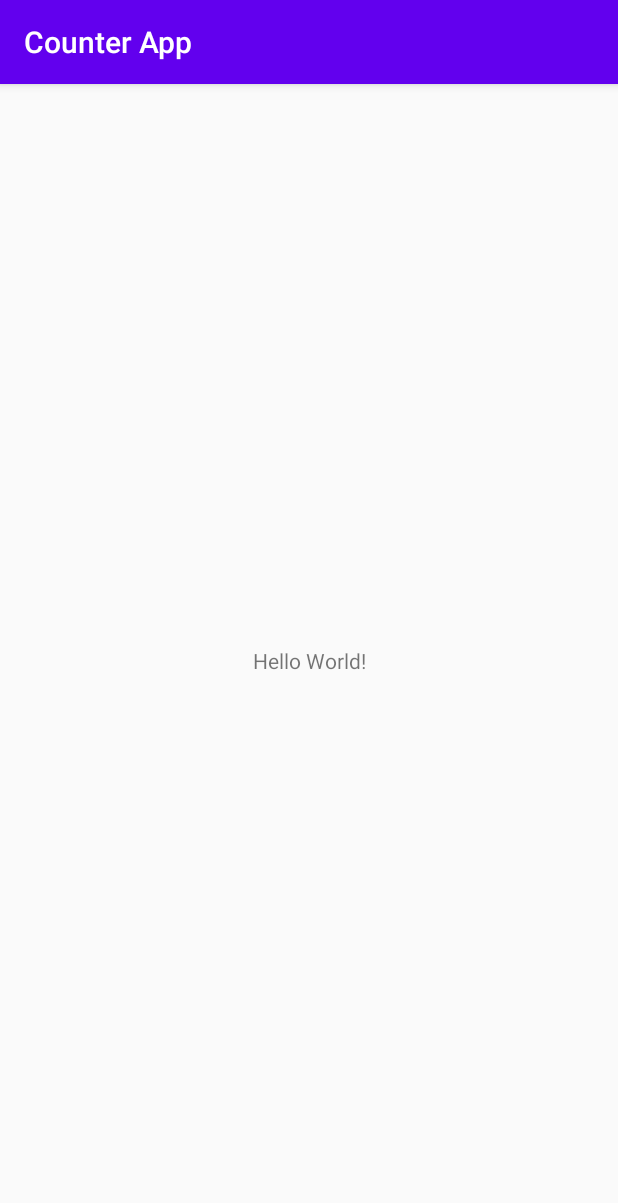
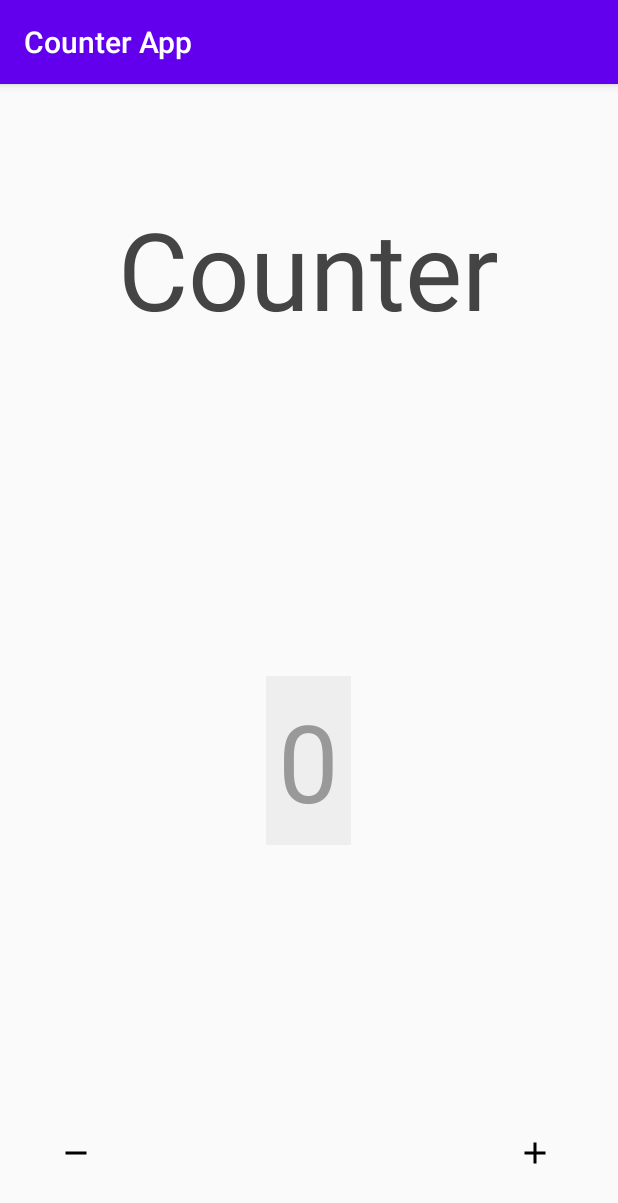
Before and after one commit to AALT-Framework/poor-accessibility-apps, an Android app: the screen it shows after launch (MainActivity), on a phone screen of 412 x 824 dp. Shown: the top 1203 px of the screen. Run offline under Robolectric (Android 15) with nearby library versions, the phone set to English and light mode, and no system bars; our stand-ins replace data binding.

Commit message:
Created Counter app

```diff
--- a/app/src/main/java/com/example/android/accessibility/counter/MainActivity.kt
+++ b/app/src/main/java/com/example/android/accessibility/counter/MainActivity.kt
@@ -2,11 +2,28 @@ package com.example.android.accessibility.counter
 
 import androidx.appcompat.app.AppCompatActivity
 import android.os.Bundle
+import androidx.databinding.DataBindingUtil
+import androidx.databinding.ObservableInt
+import com.example.android.accessibility.counter.databinding.ActivityMainBinding
 
 class MainActivity : AppCompatActivity() {
+    val count = ObservableInt(0)
 
     override fun onCreate(savedInstanceState: Bundle?) {
         super.onCreate(savedInstanceState)
-        setContentView(R.layout.activity_main)
+        val binding: ActivityMainBinding = DataBindingUtil.setContentView(
+            this,
+            R.layout.activity_main
+        )
+
+        binding.count = count
+
+        binding.addButton.setOnClickListener {
+            count.set(count.get() + 1)
+        }
+
+        binding.subtractButton.setOnClickListener {
+            count.set(count.get() - 1)
+        }
     }
 }
--- /dev/null
+++ b/app/src/main/res/drawable/ic_add.xml
@@ -0,0 +1,9 @@
+<vector xmlns:android="http://schemas.android.com/apk/res/android"
+    android:width="24dp"
+    android:height="24dp"
+    android:viewportWidth="24"
+    android:viewportHeight="24">
+    <path
+        android:fillColor="#FF000000"
+        android:pathData="M19,13h-6v6h-2v-6H5v-2h6V5h2v6h6v2z"/>
+</vector>
--- /dev/null
+++ b/app/src/main/res/drawable/ic_subtract.xml
@@ -0,0 +1,9 @@
+<vector xmlns:android="http://schemas.android.com/apk/res/android"
+    android:width="24dp"
+    android:height="24dp"
+    android:viewportWidth="24"
+    android:viewportHeight="24">
+    <path
+        android:fillColor="#FF000000"
+        android:pathData="M19,13H5v-2h14v2z"/>
+</vector>
--- a/app/src/main/res/layout/activity_main.xml
+++ b/app/src/main/res/layout/activity_main.xml
@@ -1,7 +1,17 @@
 <?xml version="1.0" encoding="utf-8"?>
-<androidx.constraintlayout.widget.ConstraintLayout xmlns:android="http://schemas.android.com/apk/res/android"
+<layout xmlns:android="http://schemas.android.com/apk/res/android"
     xmlns:app="http://schemas.android.com/apk/res-auto"
-    xmlns:tools="http://schemas.android.com/tools"
+    xmlns:tools="http://schemas.android.com/tools">
+
+    <data>
+
+        <variable
+            name="count"
+            type="androidx.databinding.ObservableInt" />
+    </data>
+
+    <androidx.constraintlayout.widget.ConstraintLayout
+        android:id="@+id/layout"
         android:layout_width="match_parent"
         android:layout_height="match_parent"
         tools:context=".MainActivity">
@@ -9,10 +19,66 @@
         <TextView
             android:layout_width="wrap_content"
             android:layout_height="wrap_content"
-        android:text="Hello World!"
+            android:text="@string/counter"
+            android:textColor="@color/darkGrey"
+            android:textSize="@dimen/heading"
             app:layout_constraintBottom_toBottomOf="parent"
+            app:layout_constraintHorizontal_bias="0.498"
             app:layout_constraintLeft_toLeftOf="parent"
             app:layout_constraintRight_toRightOf="parent"
-        app:layout_constraintTop_toTopOf="parent" />
+            app:layout_constraintTop_toTopOf="parent"
+            app:layout_constraintVertical_bias="0.111" />
+
+        <!-- TODO: change textColor to darkGrey to fix contrast -->
+        <TextView
+            android:id="@+id/countTV"
+            android:layout_width="wrap_content"
+            android:layout_height="wrap_content"
+            android:background="@color/lightGrey"
+            android:padding="@dimen/padding_large"
+            android:text="@{Integer.toString(count)}"
+            android:textColor="@color/grey"
+            android:textSize="@dimen/heading"
+            app:layout_constraintBottom_toBottomOf="parent"
+            app:layout_constraintHorizontal_bias="0.499"
+            app:layout_constraintLeft_toLeftOf="parent"
+            app:layout_constraintRight_toRightOf="parent"
+            app:layout_constraintTop_toTopOf="parent"
+            app:layout_constraintVertical_bias="0.602" />
+
+        <!-- TODO: add contentDescription to fix missing label issue -->
+        <!-- TODO: add padding to expand touchable area -->
+        <ImageView
+            android:id="@+id/add_button"
+            android:layout_width="wrap_content"
+            android:layout_height="wrap_content"
+            android:layout_gravity="center"
+
+
+            app:layout_constraintBottom_toBottomOf="parent"
+            app:layout_constraintHorizontal_bias="0.888"
+            app:layout_constraintLeft_toLeftOf="parent"
+            app:layout_constraintRight_toRightOf="parent"
+            app:layout_constraintTop_toTopOf="parent"
+            app:layout_constraintVertical_bias="0.942"
+            app:srcCompat="@drawable/ic_add" />
+
+        <!-- TODO: add contentDescription to fix missing label issue -->
+        <!-- TODO: add padding to expand touchable area -->
+        <ImageView
+            android:id="@+id/subtract_button"
+            android:layout_width="wrap_content"
+            android:layout_height="wrap_content"
+            android:layout_gravity="center"
+
+
+            app:layout_constraintBottom_toBottomOf="parent"
+            app:layout_constraintHorizontal_bias="0.1"
+            app:layout_constraintLeft_toLeftOf="parent"
+            app:layout_constraintRight_toRightOf="parent"
+            app:layout_constraintTop_toTopOf="parent"
+            app:layout_constraintVertical_bias="0.942"
+            app:srcCompat="@drawable/ic_subtract" />
 
     </androidx.constraintlayout.widget.ConstraintLayout>
+</layout>
--- a/app/src/main/res/values/colors.xml
+++ b/app/src/main/res/values/colors.xml
@@ -3,4 +3,7 @@
     <color name="colorPrimary">#6200EE</color>
     <color name="colorPrimaryDark">#3700B3</color>
     <color name="colorAccent">#03DAC5</color>
+    <color name="lightGrey">#EEEEEE</color>
+    <color name="grey">#999999</color>
+    <color name="darkGrey">#444444</color>
 </resources>
--- /dev/null
+++ b/app/src/main/res/values/dimens.xml
@@ -0,0 +1,6 @@
+<?xml version="1.0" encoding="utf-8"?>
+<resources>
+    <dimen name="padding_large">8dp</dimen>
+    <dimen name="heading">72sp</dimen>
+    <dimen name="icon_padding">12dp</dimen>
+</resources>
--- a/app/src/main/res/values/strings.xml
+++ b/app/src/main/res/values/strings.xml
@@ -1,3 +1,7 @@
 <resources>
     <string name="app_name">Counter App</string>
+    <string name="counter">Counter</string>
+
+    <string name="increment">Increment</string>
+    <string name="decrement">Decrement</string>
 </resources>
```
Also changed, not shown: app/build.gradle (+9 -1 lines), 2 other files. Lines whose indentation alone changed are shown as unchanged.
